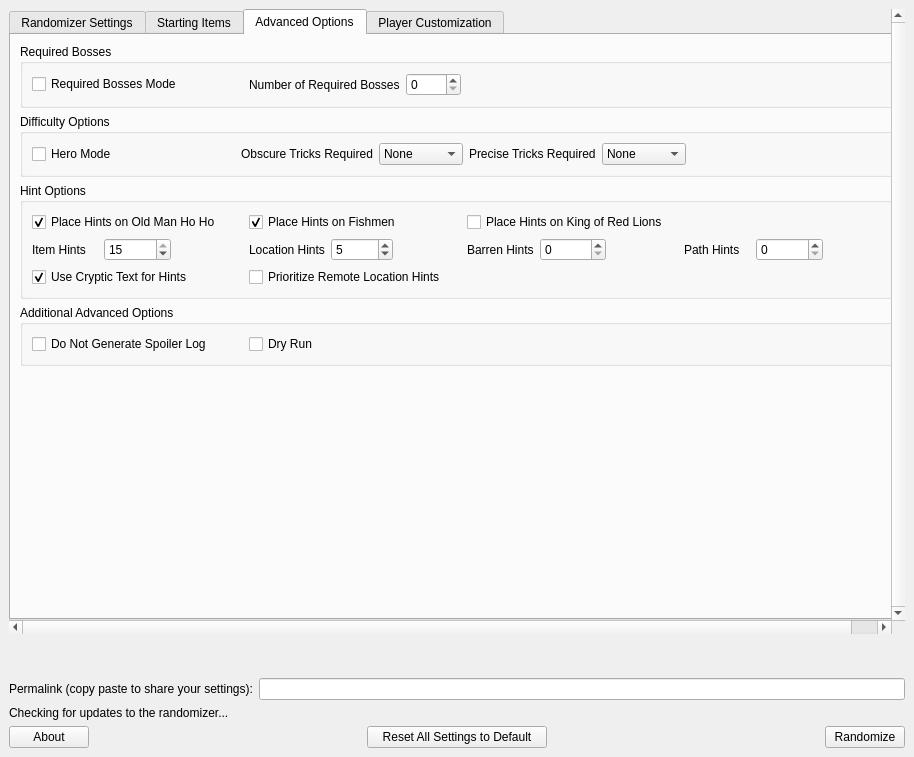
Qt form wwr_ui/randomizer_window.ui (LagoLunatic/wwrando) before a commit.
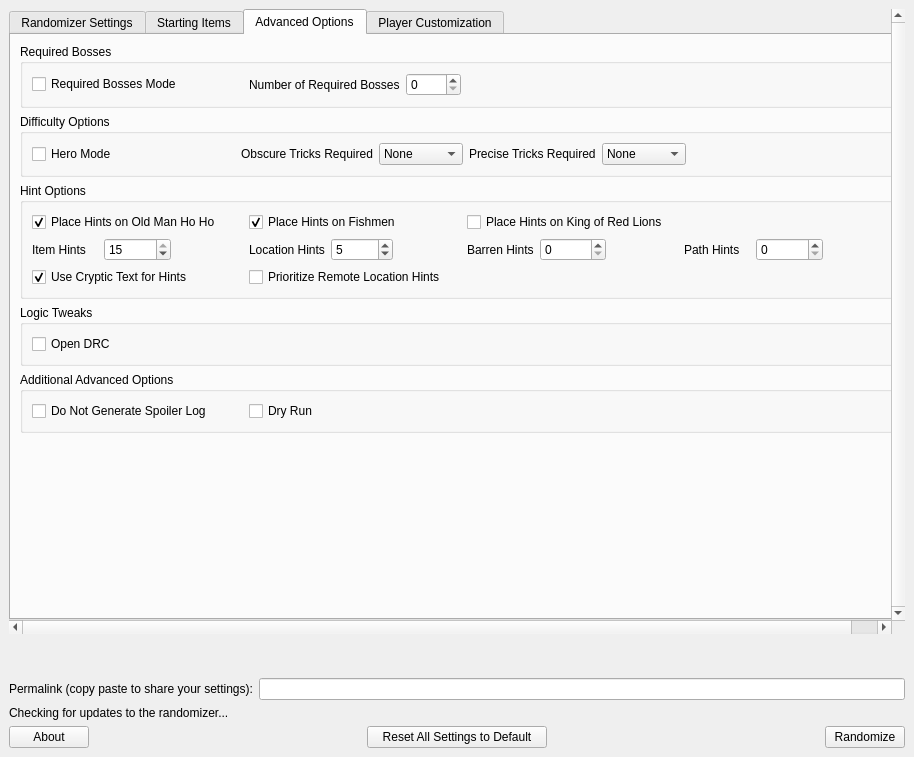
The same form after that commit. The open tabs and pages were chosen to show the change. Custom widgets are drawn as their Qt base class.

```diff
--- a/wwr_ui/randomizer_window.ui
+++ b/wwr_ui/randomizer_window.ui
@@ -1171,6 +1171,31 @@
               </layout>
              </widget>
             </item>
+            <item>
+             <widget class="QGroupBox" name="groupBox_logic_tweaks">
+              <property name="title">
+               <string>Logic Tweaks</string>
+              </property>
+              <layout class="QGridLayout" name="gridLayout_logic_tweaks">
+               <item row="0" column="0">
+                <widget class="QCheckBox" name="open_drc">
+                 <property name="text">
+                  <string>Open DRC</string>
+                 </property>
+                </widget>
+               </item>
+               <item row="0" column="1">
+                <widget class="QWidget" name="widget_logic_tweaks_1" native="true"/>
+               </item>
+               <item row="0" column="2">
+                <widget class="QWidget" name="widget_logic_tweaks_2" native="true"/>
+               </item>
+               <item row="0" column="3">
+                <widget class="QWidget" name="widget_logic_tweaks_3" native="true"/>
+               </item>
+              </layout>
+             </widget>
+            </item>
             <item>
              <widget class="QGroupBox" name="groupBox_6">
               <property name="title">
```
Left out of the diff: 1 changed line with no effect on the pictures.
